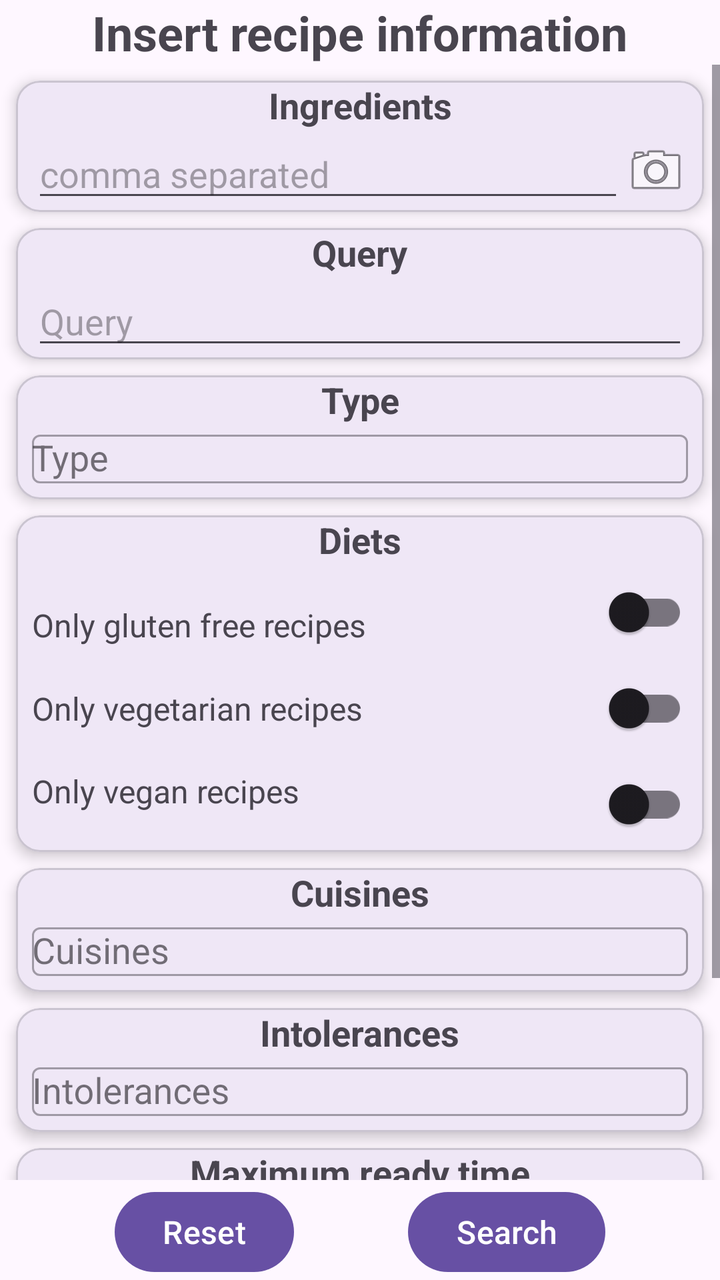
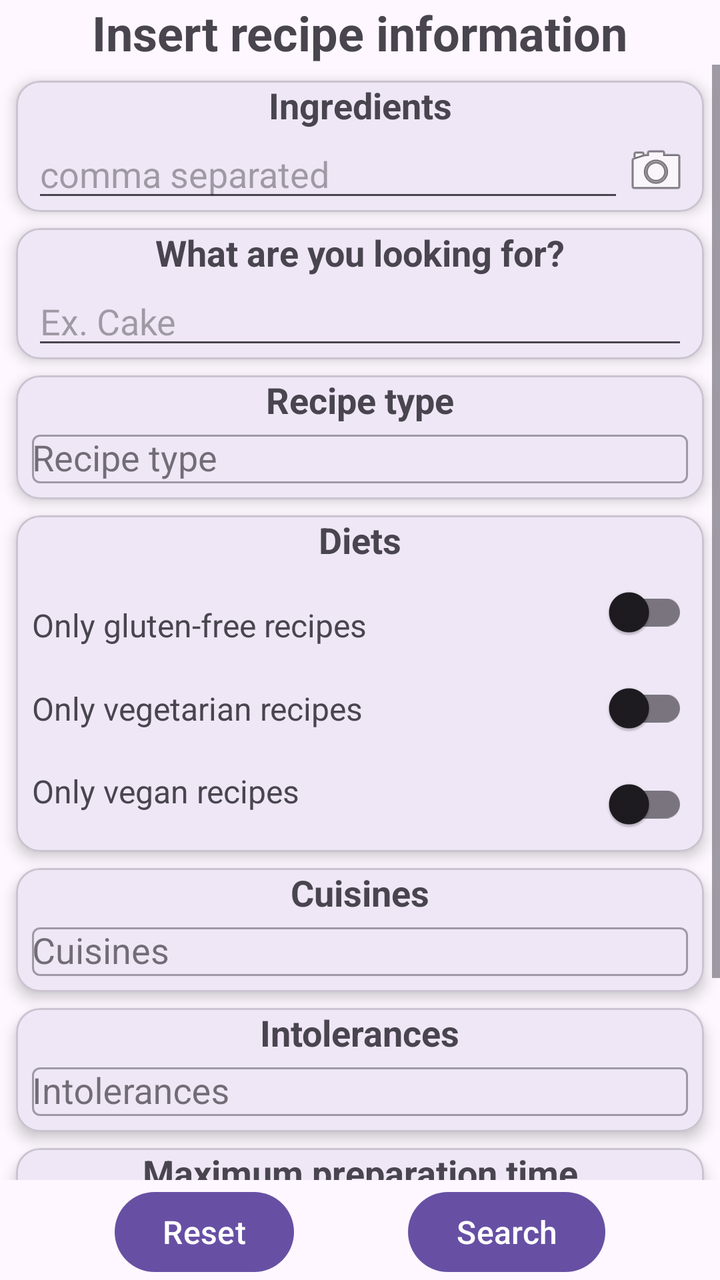

Compare the two renders of this Android layout. The source of the first and the diff that turns it into the second are given below.
<!-- AndroidManifest.xml: application theme Theme.Apricot -->
<!-- res/layout/fragment_search_form.xml -->
<?xml version="1.0" encoding="utf-8"?>
<androidx.constraintlayout.widget.ConstraintLayout
    xmlns:android="http://schemas.android.com/apk/res/android"
    xmlns:app="http://schemas.android.com/apk/res-auto"
    xmlns:tools="http://schemas.android.com/tools"
    android:layout_width="match_parent"
    android:layout_height="match_parent"
    tools:context=".ui.fragments.SearchFormFragment">

    <TextView
        android:id="@+id/textViewInsertRecipeInfo"
        android:layout_width="wrap_content"
        android:layout_height="wrap_content"
        android:text="@string/insert_recipe_info"
        android:textStyle="bold"
        android:textSize="24sp"
        app:layout_constraintEnd_toEndOf="parent"
        app:layout_constraintStart_toStartOf="parent"
        app:layout_constraintTop_toTopOf="parent" />

    <ScrollView
        android:layout_width="0dp"
        android:layout_height="0dp"
        android:layout_marginBottom="2dp"
        app:layout_constraintTop_toBottomOf="@id/textViewInsertRecipeInfo"
        app:layout_constraintEnd_toEndOf="parent"
        app:layout_constraintStart_toStartOf="parent"
        app:layout_constraintBottom_toTopOf="@+id/buttonSearch">

        <androidx.constraintlayout.widget.ConstraintLayout
            android:layout_width="match_parent"
            android:layout_height="wrap_content">

            <com.google.android.material.card.MaterialCardView
                android:id="@+id/cardViewIngredients"
                android:layout_width="match_parent"
                android:layout_height="wrap_content"
                android:layout_margin="8dp"
                app:cardCornerRadius="12dp"
                app:cardElevation="4dp"
                app:layout_constraintTop_toTopOf="parent">

                <androidx.constraintlayout.widget.ConstraintLayout
                    android:layout_width="match_parent"
                    android:layout_height="match_parent">

                    <TextView
                        android:id="@+id/textViewInsertIngredients"
                        android:text="@string/ingredients"
                        android:layout_height="wrap_content"
                        android:layout_width="wrap_content"
                        android:textSize="18sp"
                        android:textStyle="bold"
                        app:layout_constraintStart_toStartOf="parent"
                        app:layout_constraintEnd_toEndOf="parent"
                        app:layout_constraintTop_toTopOf="parent"/>

                    <LinearLayout
                        android:layout_width="match_parent"
                        android:layout_height="wrap_content"
                        android:orientation="horizontal"
                        android:gravity="center_vertical"
                        android:layout_marginHorizontal="8dp"
                        app:layout_constraintTop_toBottomOf="@id/textViewInsertIngredients"
                        app:layout_constraintStart_toStartOf="parent"
                        app:layout_constraintEnd_toEndOf="parent">

                        <EditText
                            android:id="@+id/editTextIngredients"
                            android:layout_width="0dp"
                            android:layout_height="wrap_content"
                            android:layout_weight="1"
                            android:autofillHints=""
                            android:hint="@string/hint_edit_text_ingredients"
                            android:inputType="textMultiLine"
                            android:maxLines="4"
                            android:scrollbars="vertical"/>

                        <ImageButton
                            android:id="@+id/imageButtonAddIngredientsFromPhoto"
                            android:layout_width="wrap_content"
                            android:layout_height="wrap_content"
                            android:background="?attr/selectableItemBackgroundBorderless"
                            android:contentDescription="@string/camera"
                            android:src="@android:drawable/ic_menu_camera" />
                    </LinearLayout>

                </androidx.constraintlayout.widget.ConstraintLayout>

            </com.google.android.material.card.MaterialCardView>

            <com.google.android.material.card.MaterialCardView
                android:id="@+id/cardViewQuery"
                android:layout_width="match_parent"
                android:layout_height="wrap_content"
                android:layout_margin="8dp"
                app:cardCornerRadius="12dp"
                app:cardElevation="4dp"
                app:layout_constraintTop_toBottomOf="@id/cardViewIngredients">

                <androidx.constraintlayout.widget.ConstraintLayout
                    android:layout_width="match_parent"
                    android:layout_height="match_parent">

                    <TextView
                        android:id="@+id/textViewQuery"
                        android:text="@string/query"
                        android:layout_height="wrap_content"
                        android:layout_width="wrap_content"
                        android:textSize="18sp"
                        android:textStyle="bold"
                        app:layout_constraintStart_toStartOf="parent"
                        app:layout_constraintEnd_toEndOf="parent"
                        app:layout_constraintTop_toTopOf="parent" />

                    <EditText
                        android:id="@+id/editTextQuery"
                        android:layout_width="match_parent"
                        android:layout_height="wrap_content"
                        android:layout_marginHorizontal="8dp"
                        android:autofillHints=""
                        android:hint="@string/hint_edit_text_query"
                        android:inputType="textMultiLine"
                        android:maxLines="4"
                        android:scrollbars="vertical"
                        app:layout_constraintTop_toBottomOf="@id/textViewQuery"
                        app:layout_constraintStart_toStartOf="parent"
                        app:layout_constraintEnd_toEndOf="parent"/>

                </androidx.constraintlayout.widget.ConstraintLayout>

            </com.google.android.material.card.MaterialCardView>

            <com.google.android.material.card.MaterialCardView
                android:id="@+id/cardViewRecipeTypes"
                android:layout_width="match_parent"
                android:layout_height="wrap_content"
                android:layout_margin="8dp"
                app:cardCornerRadius="12dp"
                app:cardElevation="4dp"
                app:layout_constraintTop_toBottomOf="@id/cardViewQuery">

                <androidx.constraintlayout.widget.ConstraintLayout
                    android:layout_width="match_parent"
                    android:layout_height="match_parent">

                    <TextView
                        android:id="@+id/textViewRecipeTypes"
                        android:text="@string/type"
                        android:layout_height="wrap_content"
                        android:layout_width="wrap_content"
                        android:textSize="18sp"
                        android:textStyle="bold"
                        app:layout_constraintStart_toStartOf="parent"
                        app:layout_constraintEnd_toEndOf="parent"
                        app:layout_constraintTop_toTopOf="parent" />

                    <com.google.android.material.textfield.TextInputLayout
                        android:id="@+id/selectRecipeTypeLayout"
                        android:layout_width="match_parent"
                        android:layout_height="wrap_content"
                        style="@style/Widget.MaterialComponents.TextInputLayout.OutlinedBox"
                        android:hint="@string/type"
                        app:layout_constraintTop_toBottomOf="@id/textViewRecipeTypes"
                        app:layout_constraintStart_toStartOf="parent"
                        app:layout_constraintEnd_toEndOf="parent">
                        <AutoCompleteTextView
                            android:id="@+id/selectRecipeType"
                            android:layout_width="match_parent"
                            android:layout_height="match_parent"
                            android:ellipsize="end"
                            android:focusable="false"
                            android:inputType="none"
                            android:layout_marginHorizontal="8dp"
                            android:layout_marginBottom="8dp"/>
                    </com.google.android.material.textfield.TextInputLayout>

                </androidx.constraintlayout.widget.ConstraintLayout>

            </com.google.android.material.card.MaterialCardView>

            <com.google.android.material.card.MaterialCardView
                android:id="@+id/cardViewDiets"
                android:layout_width="match_parent"
                android:layout_height="wrap_content"
                android:layout_margin="8dp"
                app:cardCornerRadius="12dp"
                app:cardElevation="4dp"
                app:layout_constraintTop_toBottomOf="@id/cardViewRecipeTypes">

                <androidx.constraintlayout.widget.ConstraintLayout
                    android:layout_width="match_parent"
                    android:layout_height="match_parent">

                    <TextView
                        android:id="@+id/textViewDiets"
                        android:text="@string/diets"
                        android:layout_height="wrap_content"
                        android:layout_width="wrap_content"
                        android:textSize="18sp"
                        android:textStyle="bold"
                        app:layout_constraintTop_toTopOf="parent"
                        app:layout_constraintStart_toStartOf="parent"
                        app:layout_constraintEnd_toEndOf="parent" />

                    <TextView
                        android:id="@+id/textViewGlutenFree"
                        android:text="@string/gluten_free_only"
                        android:layout_height="wrap_content"
                        android:layout_width="wrap_content"
                        android:textSize="16sp"
                        android:layout_marginHorizontal="8dp"
                        app:layout_constraintTop_toBottomOf="@id/textViewDiets"
                        app:layout_constraintBottom_toTopOf="@id/textViewOnlyVegetarian"
                        app:layout_constraintStart_toStartOf="parent" />

                    <androidx.appcompat.widget.SwitchCompat
                        android:id="@+id/switchGlutenFree"
                        android:layout_width="wrap_content"
                        android:layout_height="wrap_content"
                        android:layout_marginHorizontal="8dp"
                        app:layout_constraintEnd_toEndOf="parent"
                        app:layout_constraintTop_toBottomOf="@id/textViewDiets"
                        app:layout_constraintBottom_toTopOf="@id/switchVegetarian" />

                    <TextView
                        android:id="@+id/textViewOnlyVegetarian"
                        android:text="@string/vegetarian_only"
                        android:layout_height="wrap_content"
                        android:layout_width="wrap_content"
                        android:textSize="16sp"
                        android:layout_marginHorizontal="8dp"
                        app:layout_constraintTop_toBottomOf="@id/textViewGlutenFree"
                        app:layout_constraintBottom_toTopOf="@id/textViewOnlyVegan"
                        app:layout_constraintStart_toStartOf="parent" />

                    <androidx.appcompat.widget.SwitchCompat
                        android:id="@+id/switchVegetarian"
                        android:layout_width="wrap_content"
                        android:layout_height="wrap_content"
                        android:layout_marginHorizontal="8dp"
                        app:layout_constraintEnd_toEndOf="parent"
                        app:layout_constraintTop_toBottomOf="@id/switchGlutenFree"
                        app:layout_constraintBottom_toTopOf="@id/switchVegan" />

                    <TextView
                        android:id="@+id/textViewOnlyVegan"
                        android:text="@string/vegan_only"
                        android:layout_height="wrap_content"
                        android:layout_width="wrap_content"
                        android:textSize="16sp"
                        android:layout_marginHorizontal="8dp"
                        app:layout_constraintTop_toBottomOf="@id/textViewOnlyVegetarian"
                        app:layout_constraintBottom_toBottomOf="parent"
                        app:layout_constraintStart_toStartOf="parent" />

                    <androidx.appcompat.widget.SwitchCompat
                        android:id="@+id/switchVegan"
                        android:layout_width="wrap_content"
                        android:layout_height="wrap_content"
                        android:layout_marginHorizontal="8dp"
                        app:layout_constraintEnd_toEndOf="parent"
                        app:layout_constraintTop_toBottomOf="@id/switchVegetarian"
                        app:layout_constraintBottom_toBottomOf="parent" />

                </androidx.constraintlayout.widget.ConstraintLayout>

            </com.google.android.material.card.MaterialCardView>

            <com.google.android.material.card.MaterialCardView
                android:id="@+id/cardViewCuisines"
                android:layout_width="match_parent"
                android:layout_height="wrap_content"
                android:layout_margin="8dp"
                app:cardCornerRadius="12dp"
                app:cardElevation="4dp"
                app:layout_constraintTop_toBottomOf="@id/cardViewDiets">

                <androidx.constraintlayout.widget.ConstraintLayout
                    android:layout_width="match_parent"
                    android:layout_height="match_parent">

                    <TextView
                        android:id="@+id/textViewCuisines"
                        android:text="@string/cuisines"
                        android:layout_height="wrap_content"
                        android:layout_width="wrap_content"
                        android:textSize="18sp"
                        android:textStyle="bold"
                        app:layout_constraintStart_toStartOf="parent"
                        app:layout_constraintEnd_toEndOf="parent"
                        app:layout_constraintTop_toTopOf="parent" />

                    <com.google.android.material.textfield.TextInputLayout
                        android:id="@+id/selectCuisinesLayout"
                        android:layout_width="match_parent"
                        android:layout_height="wrap_content"
                        style="@style/Widget.MaterialComponents.TextInputLayout.OutlinedBox"
                        android:hint="@string/cuisines"
                        app:layout_constraintTop_toBottomOf="@id/textViewCuisines"
                        app:layout_constraintStart_toStartOf="parent"
                        app:layout_constraintEnd_toEndOf="parent">
                        <AutoCompleteTextView
                            android:id="@+id/selectCuisines"
                            android:layout_width="match_parent"
                            android:layout_height="match_parent"
                            android:ellipsize="end"
                            android:focusable="false"
                            android:inputType="none"
                            android:layout_marginHorizontal="8dp"
                            android:layout_marginBottom="8dp"/>
                    </com.google.android.material.textfield.TextInputLayout>

                </androidx.constraintlayout.widget.ConstraintLayout>

            </com.google.android.material.card.MaterialCardView>

            <com.google.android.material.card.MaterialCardView
                android:id="@+id/cardViewIntolerances"
                android:layout_width="match_parent"
                android:layout_height="wrap_content"
                android:layout_margin="8dp"
                app:cardCornerRadius="12dp"
                app:cardElevation="4dp"
                app:layout_constraintTop_toBottomOf="@id/cardViewCuisines">

                <androidx.constraintlayout.widget.ConstraintLayout
                    android:layout_width="match_parent"
                    android:layout_height="match_parent">

                    <TextView
                        android:id="@+id/textViewIntolerances"
                        android:text="@string/intolerances"
                        android:layout_height="wrap_content"
                        android:layout_width="wrap_content"
                        android:textSize="18sp"
                        android:textStyle="bold"
                        app:layout_constraintStart_toStartOf="parent"
                        app:layout_constraintEnd_toEndOf="parent"
                        app:layout_constraintTop_toTopOf="parent" />

                    <com.google.android.material.textfield.TextInputLayout
                        android:id="@+id/selectIntolerancesLayout"
                        android:layout_width="match_parent"
                        android:layout_height="wrap_content"
                        style="@style/Widget.MaterialComponents.TextInputLayout.OutlinedBox"
                        android:hint="@string/intolerances"
                        app:layout_constraintTop_toBottomOf="@id/textViewIntolerances"
                        app:layout_constraintStart_toStartOf="parent"
                        app:layout_constraintEnd_toEndOf="parent">
                        <AutoCompleteTextView
                            android:id="@+id/selectIntolerances"
                            android:layout_width="match_parent"
                            android:layout_height="match_parent"
                            android:ellipsize="end"
                            android:focusable="false"
                            android:inputType="none"
                            android:layout_marginHorizontal="8dp"
                            android:layout_marginBottom="8dp"/>
                    </com.google.android.material.textfield.TextInputLayout>

                </androidx.constraintlayout.widget.ConstraintLayout>

            </com.google.android.material.card.MaterialCardView>

            <com.google.android.material.card.MaterialCardView
                android:id="@+id/cardViewMaxReadyTime"
                android:layout_width="match_parent"
                android:layout_height="wrap_content"
                android:layout_margin="8dp"
                app:cardCornerRadius="12dp"
                app:cardElevation="4dp"
                app:layout_constraintTop_toBottomOf="@id/cardViewIntolerances">

                <androidx.constraintlayout.widget.ConstraintLayout
                    android:layout_width="match_parent"
                    android:layout_height="match_parent">

                    <TextView
                        android:id="@+id/textViewMaxReadyTime"
                        android:text="@string/max_ready_time"
                        android:layout_height="wrap_content"
                        android:layout_width="wrap_content"
                        android:textSize="18sp"
                        android:textStyle="bold"
                        app:layout_constraintStart_toStartOf="parent"
                        app:layout_constraintEnd_toEndOf="parent"
                        app:layout_constraintTop_toTopOf="parent" />

                    <EditText
                        android:id="@+id/editTextMaxReadyTime"
                        android:layout_width="match_parent"
                        android:layout_height="wrap_content"
                        android:layout_marginHorizontal="8dp"
                        android:autofillHints=""
                        android:hint="@string/hint_edit_text_max_ready_time"
                        android:inputType="textMultiLine"
                        android:maxLines="4"
                        android:scrollbars="vertical"
                        app:layout_constraintTop_toBottomOf="@id/textViewMaxReadyTime"
                        app:layout_constraintStart_toStartOf="parent"
                        app:layout_constraintEnd_toEndOf="parent"/>

                </androidx.constraintlayout.widget.ConstraintLayout>

            </com.google.android.material.card.MaterialCardView>

            <com.google.android.material.card.MaterialCardView
                android:id="@+id/cardViewResultsLimit"
                android:layout_width="match_parent"
                android:layout_height="wrap_content"
                android:layout_margin="8dp"
                app:cardCornerRadius="12dp"
                app:cardElevation="4dp"
                app:layout_constraintTop_toBottomOf="@id/cardViewMaxReadyTime">

                <androidx.constraintlayout.widget.ConstraintLayout
                    android:layout_width="match_parent"
                    android:layout_height="match_parent">

                    <TextView
                        android:id="@+id/textViewResultsLimit"
                        android:text="@string/results_limit"
                        android:layout_height="wrap_content"
                        android:layout_width="wrap_content"
                        android:textSize="18sp"
                        android:textStyle="bold"
                        app:layout_constraintStart_toStartOf="parent"
                        app:layout_constraintEnd_toEndOf="parent"
                        app:layout_constraintTop_toTopOf="parent" />

                    <EditText
                        android:id="@+id/editTextResultsLimit"
                        android:layout_width="match_parent"
                        android:layout_height="wrap_content"
                        android:layout_marginHorizontal="8dp"
                        android:autofillHints=""
                        android:hint="@string/hint_edit_text_results_limit"
                        android:inputType="textMultiLine"
                        android:maxLines="4"
                        android:scrollbars="vertical"
                        app:layout_constraintTop_toBottomOf="@id/textViewResultsLimit"
                        app:layout_constraintStart_toStartOf="parent"
                        app:layout_constraintEnd_toEndOf="parent"/>

                </androidx.constraintlayout.widget.ConstraintLayout>

            </com.google.android.material.card.MaterialCardView>

        </androidx.constraintlayout.widget.ConstraintLayout>

    </ScrollView>

    <Button
        android:id="@+id/buttonReset"
        android:layout_width="wrap_content"
        android:layout_height="wrap_content"
        android:text="@string/reset"
        android:textSize="16sp"
        app:layout_constraintBottom_toBottomOf="parent"
        app:layout_constraintEnd_toStartOf="@id/buttonSearch"
        app:layout_constraintStart_toStartOf="parent" />

    <Button
        android:id="@+id/buttonSearch"
        android:layout_width="wrap_content"
        android:layout_height="wrap_content"
        android:text="@string/search"
        android:textSize="16sp"
        app:layout_constraintBottom_toBottomOf="parent"
        app:layout_constraintEnd_toEndOf="parent"
        app:layout_constraintStart_toEndOf="@id/buttonReset" />

</androidx.constraintlayout.widget.ConstraintLayout>
<!-- resources referenced by this layout -->
<resources>
  <string name="camera">Camera</string>
  <string name="cuisines">Cuisines</string>
  <string name="diets">Diets</string>
  <string name="gluten_free_only">Only gluten free recipes</string>
  <string name="hint_edit_text_ingredients">comma separated</string>
  <string name="hint_edit_text_max_ready_time">Leave blank if don\'t care</string>
  <string name="hint_edit_text_query">Query</string>
  <string name="hint_edit_text_results_limit">Default 100</string>
  <string name="ingredients">Ingredients</string>
  <string name="insert_recipe_info">Insert recipe information</string>
  <string name="intolerances">Intolerances</string>
  <string name="max_ready_time">Maximum ready time</string>
  <string name="query">Query</string>
  <string name="reset">Reset</string>
  <string name="results_limit">Maximum number of results</string>
  <string name="search">Search</string>
  <string name="type">Type</string>
  <string name="vegan_only">Only vegan recipes</string>
  <string name="vegetarian_only">Only vegetarian recipes</string>
  <style name="Theme.Apricot" parent="Base.Theme.Apricot" />
  <style name="Base.Theme.Apricot" parent="Theme.Material3.DayNight.NoActionBar">
          
          
      </style>
</resources>

<!-- the commit's change to res/layout/fragment_search_form.xml (unified diff, before → after) -->
@@ -11,7 +11,7 @@
         android:id="@+id/textViewInsertRecipeInfo"
         android:layout_width="wrap_content"
         android:layout_height="wrap_content"
-        android:text="@string/insert_recipe_info"
+        android:text="@string/search_screen_title"
         android:textStyle="bold"
         android:textSize="24sp"
         app:layout_constraintEnd_toEndOf="parent"
@@ -104,7 +104,7 @@
 
                     <TextView
                         android:id="@+id/textViewQuery"
-                        android:text="@string/query"
+                        android:text="@string/label_query_input"
                         android:layout_height="wrap_content"
                         android:layout_width="wrap_content"
                         android:textSize="18sp"
@@ -119,7 +119,7 @@
                         android:layout_height="wrap_content"
                         android:layout_marginHorizontal="8dp"
                         android:autofillHints=""
-                        android:hint="@string/hint_edit_text_query"
+                        android:hint="@string/placeholder_query_input"
                         android:inputType="textMultiLine"
                         android:maxLines="4"
                         android:scrollbars="vertical"
@@ -146,7 +146,7 @@
 
                     <TextView
                         android:id="@+id/textViewRecipeTypes"
-                        android:text="@string/type"
+                        android:text="@string/recipe_type_input_label"
                         android:layout_height="wrap_content"
                         android:layout_width="wrap_content"
                         android:textSize="18sp"
@@ -160,7 +160,7 @@
                         android:layout_width="match_parent"
                         android:layout_height="wrap_content"
                         style="@style/Widget.MaterialComponents.TextInputLayout.OutlinedBox"
-                        android:hint="@string/type"
+                        android:hint="@string/recipe_type_input_label"
                         app:layout_constraintTop_toBottomOf="@id/textViewRecipeTypes"
                         app:layout_constraintStart_toStartOf="parent"
                         app:layout_constraintEnd_toEndOf="parent">
@@ -378,7 +378,7 @@
 
                     <TextView
                         android:id="@+id/textViewMaxReadyTime"
-                        android:text="@string/max_ready_time"
+                        android:text="@string/max_preparation_time_label"
                         android:layout_height="wrap_content"
                         android:layout_width="wrap_content"
                         android:textSize="18sp"
@@ -420,7 +420,7 @@
 
                     <TextView
                         android:id="@+id/textViewResultsLimit"
-                        android:text="@string/results_limit"
+                        android:text="@string/results_limit_label"
                         android:layout_height="wrap_content"
                         android:layout_width="wrap_content"
                         android:textSize="18sp"
@@ -451,11 +451,13 @@
 
     </ScrollView>
 
+    
+
     <Button
         android:id="@+id/buttonReset"
         android:layout_width="wrap_content"
         android:layout_height="wrap_content"
-        android:text="@string/reset"
+        android:text="@string/button_reset_search_form"
         android:textSize="16sp"
         app:layout_constraintBottom_toBottomOf="parent"
         app:layout_constraintEnd_toStartOf="@id/buttonSearch"
@@ -465,7 +467,7 @@
         android:id="@+id/buttonSearch"
         android:layout_width="wrap_content"
         android:layout_height="wrap_content"
-        android:text="@string/search"
+        android:text="@string/button_submit_search_form"
         android:textSize="16sp"
         app:layout_constraintBottom_toBottomOf="parent"
         app:layout_constraintEnd_toEndOf="parent"
<!-- resource entries referenced after the edit -->
@@ -1,22 +1,22 @@
 <!-- resources referenced by this layout -->
 <resources>
+  <string name="button_reset_search_form">Reset</string>
+  <string name="button_submit_search_form">Search</string>
   <string name="camera">Camera</string>
   <string name="cuisines">Cuisines</string>
   <string name="diets">Diets</string>
-  <string name="gluten_free_only">Only gluten free recipes</string>
+  <string name="gluten_free_only">Only gluten-free recipes</string>
   <string name="hint_edit_text_ingredients">comma separated</string>
   <string name="hint_edit_text_max_ready_time">Leave blank if don\'t care</string>
-  <string name="hint_edit_text_query">Query</string>
   <string name="hint_edit_text_results_limit">Default 100</string>
   <string name="ingredients">Ingredients</string>
-  <string name="insert_recipe_info">Insert recipe information</string>
   <string name="intolerances">Intolerances</string>
-  <string name="max_ready_time">Maximum ready time</string>
-  <string name="query">Query</string>
-  <string name="reset">Reset</string>
-  <string name="results_limit">Maximum number of results</string>
-  <string name="search">Search</string>
-  <string name="type">Type</string>
+  <string name="label_query_input">What are you looking for?</string>
+  <string name="max_preparation_time_label">Maximum preparation time</string>
+  <string name="placeholder_query_input">Ex. Cake</string>
+  <string name="recipe_type_input_label">Recipe type</string>
+  <string name="results_limit_label">Maximum number of results</string>
+  <string name="search_screen_title">Insert recipe information</string>
   <string name="vegan_only">Only vegan recipes</string>
   <string name="vegetarian_only">Only vegetarian recipes</string>
   <style name="Theme.Apricot" parent="Base.Theme.Apricot" />
